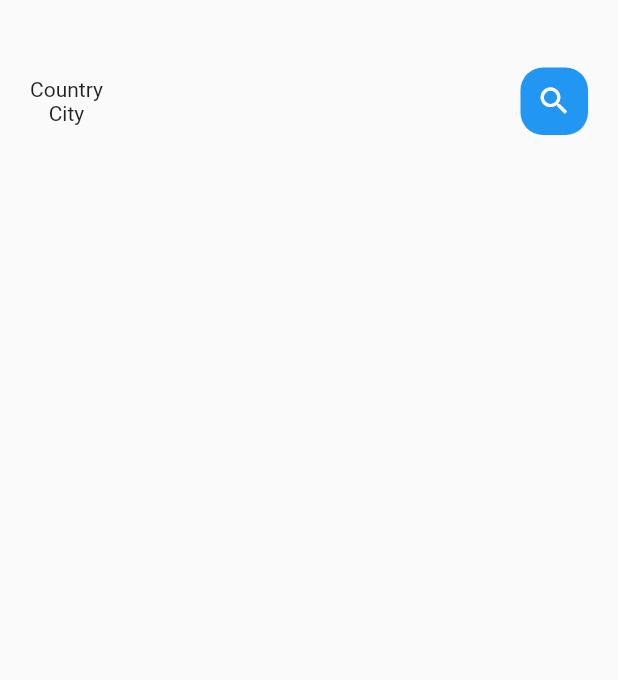
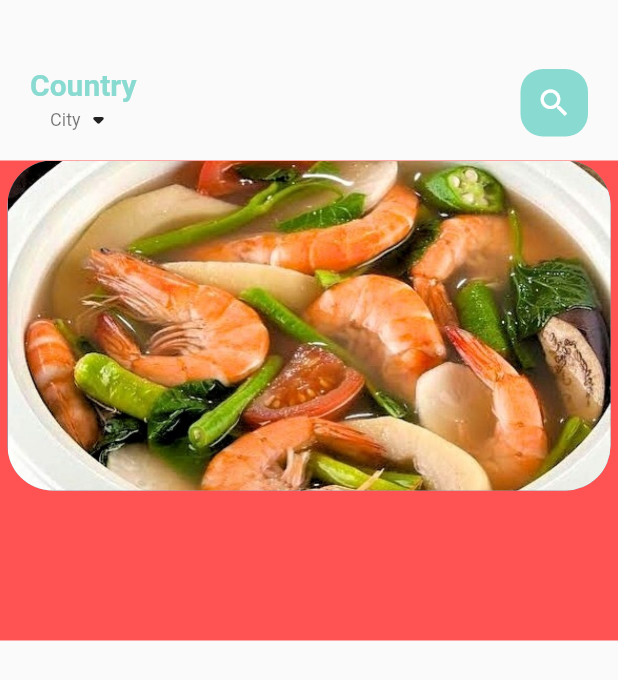
Before and after one commit to Chooeychloe/food_delivery, a Flutter app: the screen it shows after launch, on a phone screen of 412 x 824 dp. Shown: the top 680 px of the screen. Run offline on Flutter 3.47's test engine with Material 2 defaults, Android fonts, the phone set to English and light mode, and no system bars.

Commit message:
second commit

```diff
--- /dev/null
+++ b/lib/home/food_page_body.dart
@@ -0,0 +1,45 @@
+import 'package:flutter/material.dart';
+
+class FoodPageBody extends StatefulWidget {
+  const FoodPageBody({Key? key}) : super(key: key);
+
+  @override
+  State<FoodPageBody> createState() => _FoodPageBodyState();
+}
+
+class _FoodPageBodyState extends State<FoodPageBody> {
+  @override
+  Widget build(BuildContext context) {
+    return Container(
+      color: Colors.redAccent,
+      height: 320,
+      child: PageView.builder(
+          itemCount: 5,
+          itemBuilder: (context, position) {
+            return _buildPageItem(position);
+          }),
+    );
+  }
+
+  Widget _buildPageItem(int index) {
+    return Stack(
+      children: [
+        Container(
+          height: 220,
+          margin: EdgeInsets.only(
+            left: 5,
+            right: 5,
+          ),
+          decoration: BoxDecoration(
+            borderRadius: BorderRadius.circular(30),
+            color: index.isEven ? Color(0xFF69c5df) : Color(0xFF9294cc),
+            image: DecorationImage(
+              fit: BoxFit.cover,
+              image: AssetImage("assets/image/food5.jpg"),
+            ),
+          ),
+        )
+      ],
+    );
+  }
+}
--- a/lib/home/main_food_page.dart
+++ b/lib/home/main_food_page.dart
@@ -1,4 +1,8 @@
 import 'package:flutter/material.dart';
+import 'package:food_delivery/home/food_page_body.dart';
+import 'package:food_delivery/utils/colors.dart';
+import 'package:food_delivery/widgets/big_text.dart';
+import 'package:food_delivery/widgets/small_text.dart';
 
 class MainFoodPage extends StatefulWidget {
   const MainFoodPage({Key? key}) : super(key: key);
@@ -22,8 +26,19 @@ class _MainFoodPageState extends State<MainFoodPage> {
                 children: [
                   Column(
                     children: [
-                      Text("Country"),
-                      Text("City"),
+                      BigText(
+                        color: AppColors.mainColor,
+                        text: 'Country',
+                      ),
+                      Row(
+                        children: [
+                          SmallText(
+                            text: "City",
+                            color: Colors.black54,
+                          ),
+                          Icon(Icons.arrow_drop_down_rounded)
+                        ],
+                      ),
                     ],
                   ),
                   Center(
@@ -33,13 +48,14 @@ class _MainFoodPageState extends State<MainFoodPage> {
                       child: Icon(Icons.search, color: Colors.white),
                       decoration: BoxDecoration(
                         borderRadius: BorderRadius.circular(15),
-                        color: Colors.blue,
+                        color: AppColors.mainColor,
                       ),
                     ),
                   )
                 ],
               )),
         ),
+        FoodPageBody(),
       ],
     ));
   }
--- a/lib/utils/colors.dart
+++ b/lib/utils/colors.dart
@@ -2,7 +2,7 @@ import 'dart:ui';
 
 class AppColors {
   static final Color textColor = const Color(0xFFccc7c5);
-  static final Color mainCOlor = const Color(0xFF89dad0);
+  static final Color mainColor = const Color(0xFF89dad0);
 
   static final Color iconColor1 = const Color(0xFFffd28d);
   static final Color iconColor2 = const Color(0xFFfcab88);
--- /dev/null
+++ b/lib/widgets/big_text.dart
@@ -0,0 +1,32 @@
+import 'package:flutter/cupertino.dart';
+
+class BigText extends StatelessWidget {
+  Color? color;
+  final String text;
+  double size;
+  FontWeight fontWeight;
+  TextOverflow overflow;
+
+  BigText(
+      {Key? key,
+      this.color = const Color(0xFF332d2b),
+      required this.text,
+      this.size = 20,
+      this.fontWeight = FontWeight.bold,
+      this.overflow = TextOverflow.ellipsis})
+      : super(key: key);
+
+  @override
+  Widget build(BuildContext context) {
+    return Text(
+      text,
+      maxLines: 1,
+      overflow: overflow,
+      style: TextStyle(
+        color: color,
+        fontWeight: FontWeight.bold,
+        fontSize: size,
+      ),
+    );
+  }
+}
--- /dev/null
+++ b/lib/widgets/small_text.dart
@@ -0,0 +1,25 @@
+import 'package:flutter/cupertino.dart';
+import 'package:food_delivery/utils/colors.dart';
+
+class SmallText extends StatelessWidget {
+  Color? color;
+  final String text;
+  double size;
+  double height;
+
+  SmallText({
+    Key? key,
+    this.color = const Color(0xFFccc7c5),
+    required this.text,
+    this.size = 12,
+    this.height = 1.2,
+  }) : super(key: key);
+
+  @override
+  Widget build(BuildContext context) {
+    return Text(
+      text,
+      style: TextStyle(color: color, fontSize: size, height: height),
+    );
+  }
+}
--- a/pubspec.yaml
+++ b/pubspec.yaml
@@ -57,6 +57,9 @@ flutter:
   # the material Icons class.
   uses-material-design: true
 
+  assets:
+    - assets/image/
+
   # To add assets to your application, add an assets section, like this:
   # assets:
   #   - images/a_dot_burr.jpeg
```
Also changed, not shown: assets/image/food1.jpg (added), assets/image/food2.jpg (added), assets/image/food4.jpg (added), assets/image/food5.jpg (added), 1 other file.
